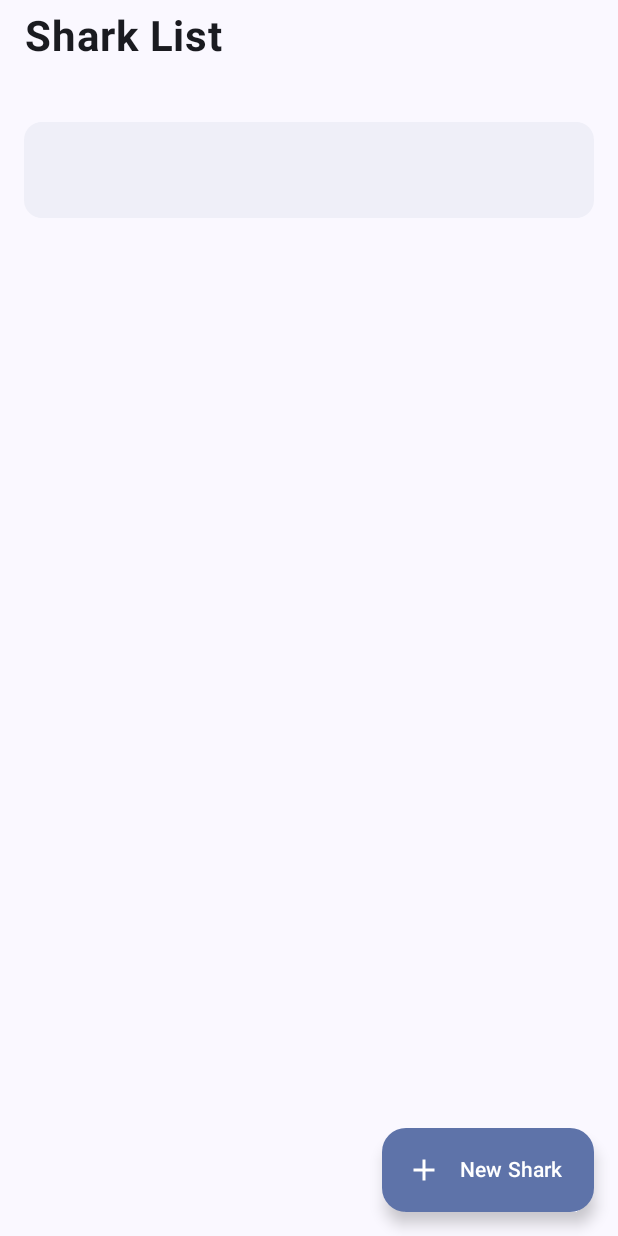
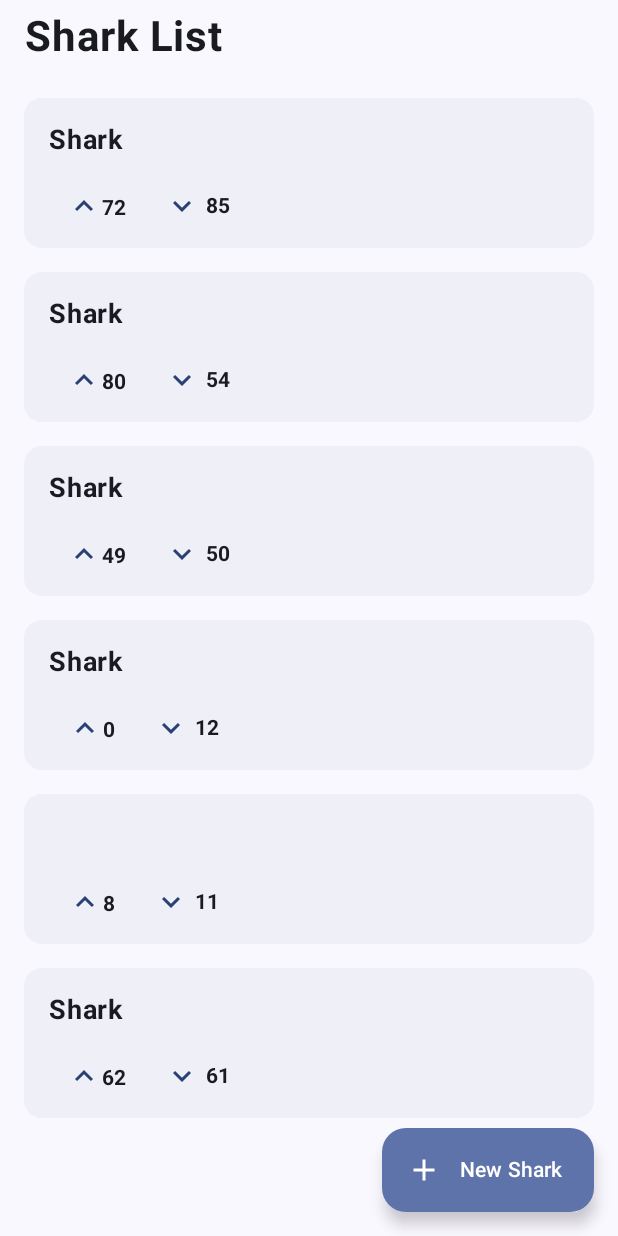
Before and after one commit to Lythium4848/SharkApp, an Android app built with Jetpack Compose: the NewSharkContent screen opened through its navigation route, after a tap on "Create", on a phone screen of 412 x 824 dp. Run offline under Robolectric (Android 15) with nearby library versions, the phone set to English and light mode, and no system bars; pictures from the network do not load.

Commit message:
feat: Shark Voting

```diff
--- a/app/src/main/java/dev/lythium/sharkapp/MainActivity.kt
+++ b/app/src/main/java/dev/lythium/sharkapp/MainActivity.kt
@@ -7,11 +7,13 @@ import androidx.compose.foundation.layout.fillMaxSize
 import androidx.compose.material3.MaterialTheme
 import androidx.compose.material3.Surface
 import androidx.compose.runtime.Composable
+import androidx.compose.runtime.mutableStateOf
 import androidx.compose.ui.Modifier
 import androidx.navigation.compose.NavHost
 import androidx.navigation.compose.composable
 import androidx.navigation.compose.rememberNavController
 import dev.lythium.sharkapp.ui.theme.SharkAppTheme
+import kotlin.random.Random
 
 class MainActivity : ComponentActivity() {
     override fun onCreate(savedInstanceState: Bundle?) {
@@ -22,6 +24,28 @@ class MainActivity : ComponentActivity() {
         }
     }
 }
+
+data class SharkItem(
+    val name: String,
+    val imageUrl: String,
+    val initialVotes: SharkVotes = SharkVotes(Random.nextInt(0, 100), Random.nextInt(0, 100)),
+) {
+
+    var votes = mutableStateOf(initialVotes)
+    fun upVote() {
+        votes.value = votes.value.copy(upVotes = votes.value.upVotes + 1)
+    }
+
+    fun downVote() {
+        votes.value = votes.value.copy(downVotes = votes.value.downVotes + 1)
+    }
+}
+
+data class SharkVotes(
+    val upVotes: Int,
+    val downVotes: Int,
+)
+
 
 object SharkRepository {
     val items: MutableList<SharkItem> = mutableListOf()
--- a/app/src/main/java/dev/lythium/sharkapp/SharkContent.kt
+++ b/app/src/main/java/dev/lythium/sharkapp/SharkContent.kt
@@ -3,19 +3,22 @@ package dev.lythium.sharkapp
 import androidx.compose.foundation.layout.Arrangement
 import androidx.compose.foundation.layout.Box
 import androidx.compose.foundation.layout.Column
+import androidx.compose.foundation.layout.Row
 import androidx.compose.foundation.layout.fillMaxSize
-import androidx.compose.foundation.layout.offset
 import androidx.compose.foundation.layout.padding
 import androidx.compose.foundation.lazy.LazyColumn
 import androidx.compose.foundation.lazy.rememberLazyListState
 import androidx.compose.material.icons.Icons
 import androidx.compose.material.icons.filled.Add
+import androidx.compose.material.icons.filled.KeyboardArrowDown
+import androidx.compose.material.icons.filled.KeyboardArrowUp
 import androidx.compose.material3.CircularProgressIndicator
 import androidx.compose.material3.ExtendedFloatingActionButton
 import androidx.compose.material3.Icon
 import androidx.compose.material3.MaterialTheme
 import androidx.compose.material3.Surface
 import androidx.compose.material3.Text
+import androidx.compose.material3.TextButton
 import androidx.compose.material3.surfaceColorAtElevation
 import androidx.compose.runtime.Composable
 import androidx.compose.runtime.LaunchedEffect
@@ -55,11 +58,6 @@ fun SharkTitle(modifier: Modifier = Modifier) {
     }
 }
 
-data class SharkItem(
-    val name: String,
-    val imageUrl: String,
-)
-
 @Composable
 fun SharkElement(SharkItem: SharkItem, modifier: Modifier = Modifier) {
     Box(
@@ -68,15 +66,14 @@ fun SharkElement(SharkItem: SharkItem, modifier: Modifier = Modifier) {
     ) {
         Surface(
             modifier = Modifier
-                .fillMaxSize()
-                .offset(y = 16.dp),
+                .fillMaxSize(),
             shape = MaterialTheme.shapes.medium,
             color = MaterialTheme.colorScheme.surfaceColorAtElevation(elevation = 1.dp)
         ) {
             Column(
                 modifier = Modifier
                     .fillMaxSize()
-                    .padding(16.dp)
+                    .padding(16.dp, 8.dp, 16.dp, 4.dp)
             ) {
                 Text(
                     text = SharkItem.name,
@@ -84,9 +81,66 @@ fun SharkElement(SharkItem: SharkItem, modifier: Modifier = Modifier) {
                     fontWeight = FontWeight.Bold,
                     textAlign = TextAlign.Center,
                     color = MaterialTheme.colorScheme.onSurface,
-                    modifier = Modifier.padding(bottom = 8.dp)
+                    modifier = Modifier.padding(0.dp, 8.dp, 0.dp, 8.dp)
                 )
                 SharkImage(image = SharkItem.imageUrl)
+                SharkVotes(SharkItem)
+            }
+        }
+    }
+}
+
+@Composable
+fun SharkVotes(shark: SharkItem) {
+    Box(
+    ) {
+        Row(
+            modifier = Modifier,
+            horizontalArrangement = Arrangement.Start
+        ) {
+            Row() {
+                TextButton(
+                    onClick = {
+                        shark.upVote()
+                        println(shark.votes.value.upVotes.toString() + " " + shark.votes.value.downVotes.toString())
+
+                    }
+                ) {
+                    Icon(
+                        imageVector = Icons.Filled.KeyboardArrowUp,
+                        contentDescription = "Upvote",
+                    )
+                    Text(
+                        text = shark.votes.value.upVotes.toString(),
+                        fontSize = 14.sp,
+                        fontWeight = FontWeight.Bold,
+                        color = MaterialTheme.colorScheme.onSurface,
+                        modifier = Modifier.padding(top = 2.dp)
+                    )
+                }
+            }
+            Row(
+                modifier = Modifier
+            ) {
+                TextButton(
+                    onClick = {
+                        shark.downVote()
+
+                        println(shark.votes.value.upVotes.toString() + " " + shark.votes.value.downVotes.toString())
+                    }
+                ) {
+                    Icon(
+                        imageVector = Icons.Filled.KeyboardArrowDown,
+                        contentDescription = "Down-vote",
+                    )
+                    Text(
+                        text = shark.votes.value.downVotes.toString(),
+                        fontSize = 14.sp,
+                        fontWeight = FontWeight.Bold,
+                        color = MaterialTheme.colorScheme.onSurface,
+                        modifier = Modifier.padding(4.dp, 2.dp)
+                    )
+                }
             }
         }
     }
@@ -116,15 +170,15 @@ fun SharkImage(image: String, modifier: Modifier = Modifier) {
     )
 }
 
-//val SharkImageUrls = listOf(
-//    "https://www.wallpaperup.com/uploads/wallpapers/2015/04/23/669391/9e5d0e99436486d99d84c2d2f8cb1c69.jpg",
-//    "https://wallup.net/wp-content/uploads/2016/01/201579-animals-fish-sea-shark.jpg",
-//    "https://weknowyourdreams.com/images/shark/shark-02.jpg",
-//    "https://www.wallpaperama.com/post-images/wallpapers/aquarium/great-white-shark.jpg",
-//    "https://wallup.net/wp-content/uploads/2016/12/08/272886-shark-Great_White_Shark-sea.jpg",
-//    "https://www.pixelstalk.net/wp-content/uploads/2016/05/HD-Great-White-Shark-Wallpaper.jpg",
-//    "https://www.deepblu.com/mag/wp-content/uploads/2020/05/Mako-Shark.jpg",
-//)
+val SharkImageUrls = listOf(
+    "https://www.wallpaperup.com/uploads/wallpapers/2015/04/23/669391/9e5d0e99436486d99d84c2d2f8cb1c69.jpg",
+    "https://wallup.net/wp-content/uploads/2016/01/201579-animals-fish-sea-shark.jpg",
+    "https://weknowyourdreams.com/images/shark/shark-02.jpg",
+    "https://www.wallpaperama.com/post-images/wallpapers/aquarium/great-white-shark.jpg",
+    "https://wallup.net/wp-content/uploads/2016/12/08/272886-shark-Great_White_Shark-sea.jpg",
+    "https://www.pixelstalk.net/wp-content/uploads/2016/05/HD-Great-White-Shark-Wallpaper.jpg",
+    "https://www.deepblu.com/mag/wp-content/uploads/2020/05/Mako-Shark.jpg",
+)
 
 @Composable
 fun SharkList(modifier: Modifier = Modifier) {
@@ -133,6 +187,8 @@ fun SharkList(modifier: Modifier = Modifier) {
     LaunchedEffect(key1 = Unit) {
         listState.animateScrollToItem(index = 0)
     }
+
+    SharkRepository.addItem(SharkItem("Shark", SharkImageUrls.random()))
 
     LazyColumn(
         modifier = modifier
```
